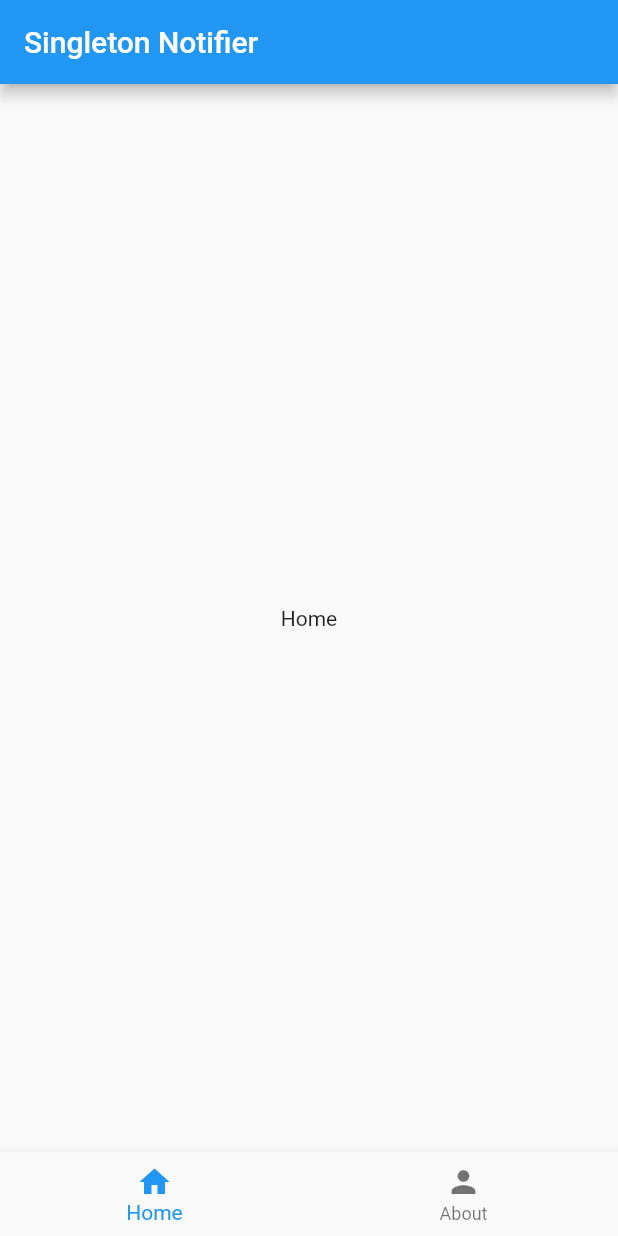
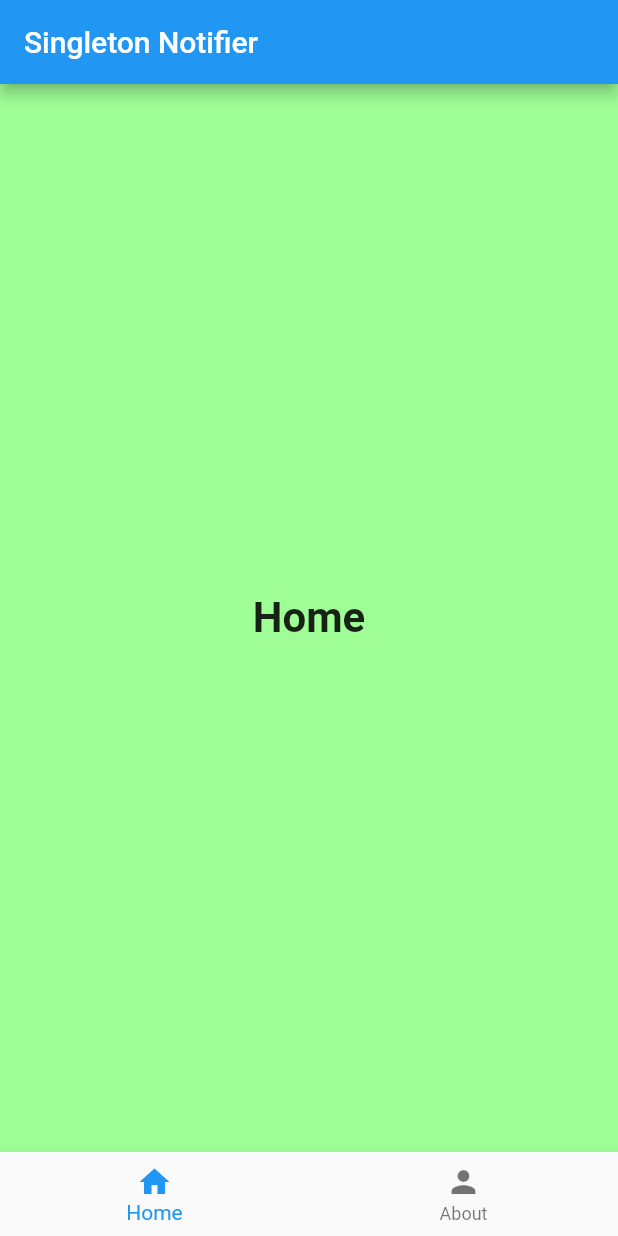
Before and after one commit to DavidPerezContreras/singleton_notifier, a Flutter app: the screen it shows after launch, on a phone screen of 412 x 824 dp. Run offline on Flutter 3.47's test engine with Material 2 defaults, Android fonts, the light colour scheme and no system bars.

Commit message:
Texto grande y con colores

```diff
--- a/lib/main.dart
+++ b/lib/main.dart
@@ -38,9 +38,9 @@ class MyApp extends StatelessWidget {
               RouteSingleton.instance.currentIndexNotifier.value =
                   newValue; //Update BottomNavigationBar current index
               RouteSingleton.instance.pageController.animateToPage(newValue,
-                  duration: Duration(milliseconds: 400),
+                  duration: Duration(milliseconds: 200),
                   curve: Curves
-                      .linear); //Tell PageView's pageController to go to appropiate page
+                      .easeOutExpo); //Tell PageView's pageController to go to appropiate page
             },
           ),
         ),
--- a/lib/view/pages/home_page.dart
+++ b/lib/view/pages/home_page.dart
@@ -10,6 +10,16 @@ class HomePage extends StatefulWidget {
 class _HomePageState extends State<HomePage> {
   @override
   Widget build(BuildContext context) {
-    return Center(child: Text("Home"));
+    return SizedBox.expand(
+      child: ColoredBox(
+        color: Color.fromARGB(255, 159, 255, 150),
+        child: Center(
+          child: Text(
+            "Home",
+            style: TextStyle(fontSize: 28, fontWeight: FontWeight.bold),
+          ),
+        ),
+      ),
+    );
   }
 }
```
Also changed, not shown: lib/view/pages/about_page.dart (+11 -1 lines).
